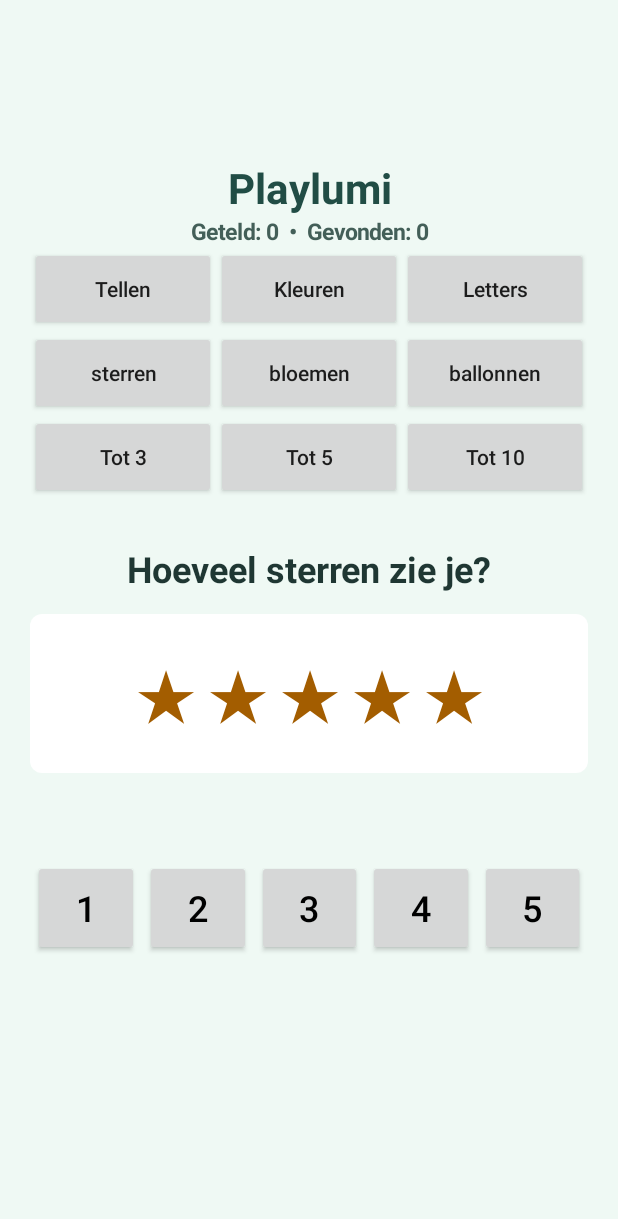
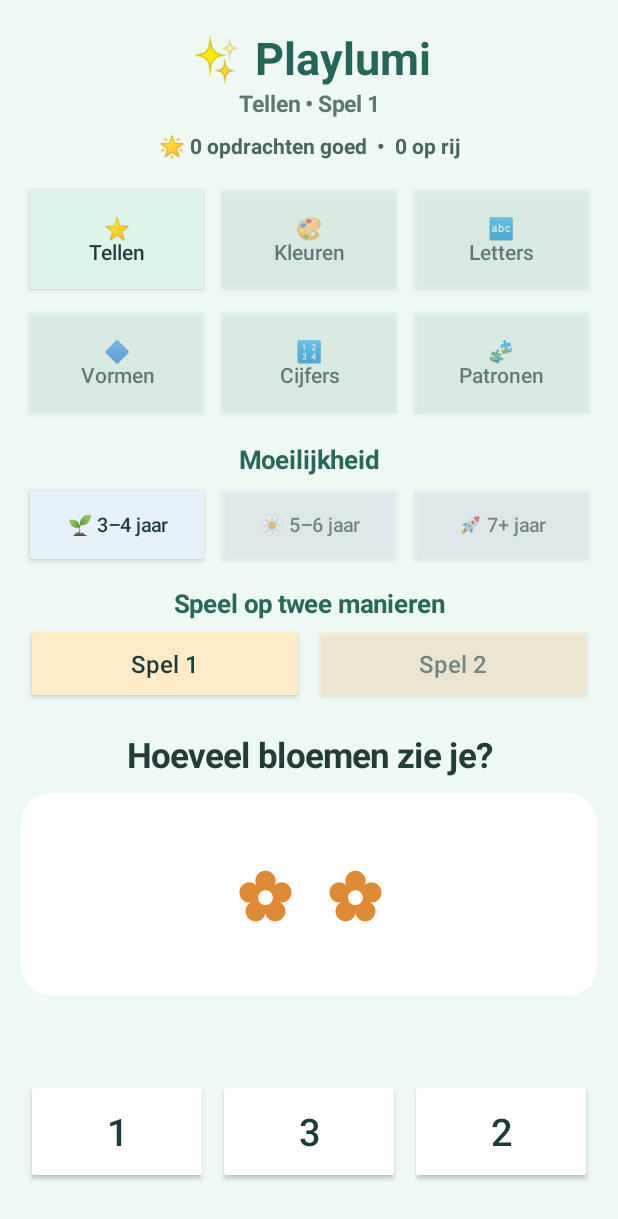
Before and after one commit to ashot978/Playlumi, an Android app: the screen it shows after launch (MainActivity), on a phone screen of 412 x 824 dp. Shown: the top 1219 px of the screen. Run offline under Robolectric (Android 15) with nearby library versions, the phone set to English and light mode, and no system bars.

Commit message:
Build six-game Playlumi interface with age levels and two play styles

```diff
--- a/app/src/main/java/nl/playlumi/app/MainActivity.java
+++ b/app/src/main/java/nl/playlumi/app/MainActivity.java
@@ -8,158 +8,170 @@ import android.graphics.drawable.GradientDrawable;
 import android.view.Gravity;
 import android.view.View;
 import android.widget.Button;
+import android.widget.GridLayout;
 import android.widget.LinearLayout;
 import android.widget.ScrollView;
 import android.widget.TextView;
-import android.widget.GridLayout;
 import java.util.Random;
 
+/** Big tap targets, no time limits, local-only progress, no account or ads. */
 public class MainActivity extends Activity {
-    private CountingGame game;
-    private MatchingGame colors, letters;
-    private LinearLayout root;
-    private LinearLayout worlds, levels;
+    private LearningGame game;
+    private LinearLayout root, gameButtons, levelButtons, variantButtons;
     private GridLayout choices;
-    private TextView prompt, stars, feedback, progress;
+    private TextView prompt, picture, feedback, progress, subtitle;
     private Button next;
-    private int completed;
+    private int completed, streak;
     private String message = "";
-    private int world;
-    private int mode;
-    private int matched;
-    private static final String[] NAMES = {"sterren", "bloemen", "ballonnen"};
-    private static final String[] SYMBOLS = {"★", "✿", "🎈"};
-    private static final String[] COLOR_NAMES = {"rood", "blauw", "groen", "geel"};
-    private static final String[] SHAPES = {"●", "■", "▲", "◆"};
-    private static final int[] COLOR_VALUES = {0xffb52727, 0xff1762a5, 0xff26773d, 0xff936800};
-    private static final String[] UPPER = {"A", "B", "M", "S", "O"};
-    private static final String[] LOWER = {"a", "b", "m", "s", "o"};
 
-    @Override public void onCreate(Bundle state) {
-        super.onCreate(state);
-        game = new CountingGame(new Random());
-        colors = new MatchingGame(new Random(), COLOR_NAMES.length);
-        letters = new MatchingGame(new Random(), UPPER.length);
-        game.setMaximum(getPreferences(MODE_PRIVATE).getInt("maximum", 5));
-        world = getPreferences(MODE_PRIVATE).getInt("world", 0);
-        completed = getPreferences(MODE_PRIVATE).getInt("completed", 0);
-        matched = getPreferences(MODE_PRIVATE).getInt("matched", 0);
-        if (state != null) {
-            game.restore(state.getInt("answer"), state.getBoolean("solved"));
-            colors.restore(state.getInt("color"), state.getBoolean("colorSolved"));
-            letters.restore(state.getInt("letter"), state.getBoolean("letterSolved"));
-            mode = state.getInt("mode");
-            message = state.getString("message", "");
-        }
+    @Override public void onCreate(Bundle saved) {
+        super.onCreate(saved);
+        game = new LearningGame(new Random());
+        completed = getPreferences(MODE_PRIVATE).getInt("completed_all", 0);
+        streak = getPreferences(MODE_PRIVATE).getInt("streak", 0);
+        int mode = getPreferences(MODE_PRIVATE).getInt("game_mode", 0);
+        int variant = getPreferences(MODE_PRIVATE).getInt("game_variant", 0);
+        int level = getPreferences(MODE_PRIVATE).getInt("game_level", 0);
+        if (saved != null) { mode = saved.getInt("mode", mode); variant = saved.getInt("variant", variant); level = saved.getInt("level", level); }
+        game.configure(mode, variant, level);
         buildScreen();
         render();
     }
-
-    @Override protected void onSaveInstanceState(Bundle state) {
-        state.putInt("answer", game.answer());
-        state.putBoolean("solved", game.isSolved());
-        state.putInt("color", colors.answer()); state.putBoolean("colorSolved", colors.isSolved());
-        state.putInt("letter", letters.answer()); state.putBoolean("letterSolved", letters.isSolved());
-        state.putInt("mode", mode);
-        state.putString("message", message);
-        super.onSaveInstanceState(state);
+    @Override protected void onSaveInstanceState(Bundle out) {
+        out.putInt("mode", game.mode()); out.putInt("variant", game.variant()); out.putInt("level", game.level());
+        super.onSaveInstanceState(out);
     }
-
-    private int dp(int n) { return (int) (n * getResources().getDisplayMetrics().density + 0.5f); }
-    private TextView text(String value, int size, int color) {
-        TextView t = new TextView(this);
-        t.setText(value); t.setTextSize(size); t.setTextColor(color);
-        t.setGravity(Gravity.CENTER); t.setTypeface(Typeface.DEFAULT, Typeface.BOLD);
-        return t;
+    private int dp(int v) { return (int) (v * getResources().getDisplayMetrics().density + 0.5f); }
+    private TextView text(String s, int sp, int color) {
+        TextView v = new TextView(this);
+        v.setText(s); v.setTextSize(sp); v.setTextColor(color); v.setGravity(Gravity.CENTER);
+        v.setTypeface(Typeface.DEFAULT, Typeface.BOLD);
+        return v;
     }
-    private GradientDrawable background(int color, int radius) {
+    private GradientDrawable bg(int color, int radius) {
         GradientDrawable d = new GradientDrawable(); d.setColor(color); d.setCornerRadius(dp(radius)); return d;
+    }
+    private Button button(String label, int color) {
+        Button b = new Button(this); b.setText(label); b.setAllCaps(false); b.setTextSize(16);
+        b.setTextColor(Color.rgb(29, 58, 58)); b.setBackgroundTintList(android.content.res.ColorStateList.valueOf(color));
+        b.setPadding(dp(4), dp(4), dp(4), dp(4)); b.setMinHeight(dp(58));
+        return b;
     }
     private void buildScreen() {
         ScrollView scroll = new ScrollView(this);
         scroll.setFillViewport(true); scroll.setBackgroundColor(Color.rgb(239, 249, 244));
         root = new LinearLayout(this); root.setOrientation(LinearLayout.VERTICAL);
-        root.setPadding(dp(20), dp(24), dp(20), dp(24)); root.setGravity(Gravity.CENTER);
+        root.setPadding(dp(14), dp(18), dp(14), dp(32));
         scroll.addView(root); setContentView(scroll);
-        TextView title = text("Playlumi", 28, Color.rgb(33, 77, 69)); root.addView(title);
-        progress = text("", 15, Color.rgb(67, 95, 88)); root.addView(progress);
-        LinearLayout games = new LinearLayout(this); games.setGravity(Gravity.CENTER); root.addView(games);
-        String[] gameNames = {"Tellen", "Kleuren", "Letters"};
-        for (int i = 0; i < gameNames.length; i++) {
-            final int selected = i;
-            Button b = new Button(this); b.setText(gameNames[i]); b.setAllCaps(false);
-            games.addView(b, new LinearLayout.LayoutParams(0, dp(56), 1));
-            b.setOnClickListener(v -> { mode = selected; message = ""; render(); });
+        TextView title = text("✨ Playlumi", 30, 0xff236558); root.addView(title);
+        subtitle = text("Kies een spelletje", 15, 0xff5b7771); root.addView(subtitle);
+        progress = text("", 14, 0xff4a6660);
+        progress.setPadding(0, dp(8), 0, dp(12)); root.addView(progress);
+        gameButtons = new LinearLayout(this); gameButtons.setOrientation(LinearLayout.VERTICAL); root.addView(gameButtons);
+        for (int row = 0; row < 2; row++) {
+            LinearLayout line = new LinearLayout(this); line.setGravity(Gravity.CENTER); gameButtons.addView(line);
+            for (int col = 0; col < 3; col++) {
+                final int index = row * 3 + col;
+                String[] icons = {"⭐", "🎨", "🔤", "🔷", "🔢", "🧩"};
+                Button b = button(icons[index] + "\n" + LearningGame.GAME_NAMES[index], 0xffdcf4e9);
+                b.setTextSize(14);
+                LinearLayout.LayoutParams p = new LinearLayout.LayoutParams(0, dp(78), 1);
+                p.setMargins(dp(2), dp(2), dp(2), dp(2)); line.addView(b, p);
+                b.setOnClickListener(v -> select(index, 0, game.level()));
+            }
         }
-        worlds = new LinearLayout(this); worlds.setGravity(Gravity.CENTER); root.addView(worlds);
-        for (int i = 0; i < NAMES.length; i++) {
-            final int selected = i;
-            Button b = new Button(this); b.setText(NAMES[i]); b.setAllCaps(false);
-            worlds.addView(b, new LinearLayout.LayoutParams(0, dp(56), 1));
-            b.setOnClickListener(v -> { world = selected; getPreferences(MODE_PRIVATE).edit().putInt("world", world).apply(); game.nextRound(); message = ""; render(); });
+        TextView levelLabel = text("Moeilijkheid", 17, 0xff28685b);
+        levelLabel.setPadding(0, dp(12), 0, dp(3)); root.addView(levelLabel);
+        levelButtons = new LinearLayout(this); root.addView(levelButtons);
+        String[] levelNames = {"🌱 3–4 jaar", "🌼 5–6 jaar", "🚀 7+ jaar"};
+        for (int i = 0; i < 3; i++) {
+            final int chosen = i;
+            Button b = button(levelNames[i], 0xffe6f1fa); b.setTextSize(13);
+            LinearLayout.LayoutParams p = new LinearLayout.LayoutParams(0, dp(58), 1);
+            p.setMargins(dp(2), 0, dp(2), 0); levelButtons.addView(b, p);
+            b.setOnClickListener(v -> select(game.mode(), game.variant(), chosen));
         }
-        levels = new LinearLayout(this); levels.setGravity(Gravity.CENTER); root.addView(levels);
-        for (int limit : new int[]{3, 5, 10}) {
-            Button b = new Button(this); b.setText("Tot " + limit); b.setAllCaps(false);
-            levels.addView(b, new LinearLayout.LayoutParams(0, dp(56), 1));
-            b.setOnClickListener(v -> { game.setMaximum(limit); getPreferences(MODE_PRIVATE).edit().putInt("maximum", limit).apply(); message = ""; render(); });
+        TextView variantLabel = text("Speel op twee manieren", 17, 0xff28685b);
+        variantLabel.setPadding(0, dp(12), 0, dp(2)); root.addView(variantLabel);
+        variantButtons = new LinearLayout(this); root.addView(variantButtons);
+        for (int i = 0; i < 2; i++) {
+            final int chosen = i;
+            Button b = button(i == 0 ? "Spel 1" : "Spel 2", 0xffffebc6);
+            LinearLayout.LayoutParams p = new LinearLayout.LayoutParams(0, dp(54), 1);
+            p.setMargins(dp(3), 0, dp(3), 0); variantButtons.addView(b, p);
+            b.setOnClickListener(v -> select(game.mode(), chosen, game.level()));
         }
-        prompt = text("", 24, Color.rgb(31, 55, 51));
-        LinearLayout.LayoutParams promptParams = new LinearLayout.LayoutParams(-1, -2); promptParams.setMargins(0, dp(30), 0, dp(14)); root.addView(prompt, promptParams);
-        stars = text("", 42, Color.rgb(163, 93, 0)); stars.setPadding(dp(12), dp(24), dp(12), dp(24));
-        stars.setBackground(background(Color.WHITE, 8)); root.addView(stars, new LinearLayout.LayoutParams(-1, -2));
-        feedback = text("", 19, Color.rgb(42, 91, 70)); feedback.setMinHeight(dp(58)); root.addView(feedback);
-        choices = new GridLayout(this); choices.setColumnCount(5); choices.setAlignmentMode(GridLayout.ALIGN_BOUNDS); root.addView(choices, new LinearLayout.LayoutParams(-1, -2));
-        for (int i = 1; i <= 10; i++) {
-            final int number = i; Button b = new Button(this); b.setText(String.valueOf(i)); b.setTextSize(24); b.setAllCaps(false);
-            b.setContentDescription("Antwoord " + i); b.setMinWidth(0); b.setMinimumWidth(0); b.setPadding(0, 0, 0, 0);
-            GridLayout.LayoutParams p = new GridLayout.LayoutParams(); p.width = 0; p.height = dp(64); p.columnSpec = GridLayout.spec(GridLayout.UNDEFINED, 1f); p.setMargins(dp(2), 0, dp(2), 0); choices.addView(b, p);
-            b.setOnClickListener(v -> choose(number));
+        prompt = text("", 23, 0xff223d38);
+        LinearLayout.LayoutParams pp = new LinearLayout.LayoutParams(-1, -2);
+        pp.setMargins(0, dp(18), 0, dp(10)); root.addView(prompt, pp);
+        picture = text("", 45, 0xffbd7135); picture.setMinHeight(dp(135));
+        picture.setPadding(dp(8), dp(18), dp(8), dp(18)); picture.setBackground(bg(Color.WHITE, 20));
+        root.addView(picture, new LinearLayout.LayoutParams(-1, -2));
+        feedback = text("", 18, 0xff237254); feedback.setMinHeight(dp(52)); root.addView(feedback);
+        choices = new GridLayout(this); choices.setColumnCount(3);
+        choices.setAlignmentMode(GridLayout.ALIGN_BOUNDS);
+        root.addView(choices, new LinearLayout.LayoutParams(-1, -2));
+        next = button("🌟 Volgende vraag", 0xffffd987); next.setTextSize(20);
+        LinearLayout.LayoutParams np = new LinearLayout.LayoutParams(-1, dp(65));
+        np.setMargins(0, dp(14), 0, 0); root.addView(next, np);
+        next.setOnClickListener(v -> { game.nextRound(); message = ""; render(); });
+    }
+    private void select(int mode, int variant, int level) {
+        game.configure(mode, variant, level); message = ""; streak = 0;
+        getPreferences(MODE_PRIVATE).edit().putInt("game_mode", mode)
+                .putInt("game_variant", variant).putInt("game_level", level).putInt("streak", streak).apply();
+        render();
+    }
+    private void choose(int index) {
+        if (game.round().isSolved()) return;
+        if (game.round().choose(index)) {
+            completed++; streak++;
+            getPreferences(MODE_PRIVATE).edit().putInt("completed_all", completed).putInt("streak", streak).apply();
+            message = streak > 1 && streak % 5 == 0 ? "🎉 Super! " + streak + " goed achter elkaar!" : "⭐ Goed gedaan!";
+        } else {
+            streak = 0; getPreferences(MODE_PRIVATE).edit().putInt("streak", streak).apply();
+            message = "Bijna! Probeer nog eens 💛";
         }
-        next = new Button(this); next.setText("Nog een keer"); next.setTextSize(20); next.setAllCaps(false);
-        LinearLayout.LayoutParams np = new LinearLayout.LayoutParams(-1, dp(64)); np.setMargins(0, dp(16), 0, 0); root.addView(next, np);
-        next.setOnClickListener(v -> { if (mode == 0) game.nextRound(); else if (mode == 1) colors.nextRound(); else letters.nextRound(); message = ""; render(); });
-    }
-    private void choose(int number) {
-        boolean solved = mode == 0 ? game.isSolved() : mode == 1 ? colors.isSolved() : letters.isSolved();
-        if (solved) return;
-        boolean correct = mode == 0 ? game.choose(number) : mode == 1 ? colors.choose(number - 1) : letters.choose(number - 1);
-        if (correct) {
-            if (mode == 0) { completed++; getPreferences(MODE_PRIVATE).edit().putInt("completed", completed).apply(); }
-            else { matched++; getPreferences(MODE_PRIVATE).edit().putInt("matched", matched).apply(); }
-            message = "✓ Goed gedaan!";
-        } else message = "Probeer het nog eens.";
-        render(); feedback.announceForAccessibility(message);
+        render();
+        feedback.announceForAccessibility(message);
     }
     private void render() {
-        worlds.setVisibility(mode == 0 ? View.VISIBLE : View.GONE);
-        levels.setVisibility(mode == 0 ? View.VISIBLE : View.GONE);
-        int count = mode == 0 ? game.maximum() : mode == 1 ? COLOR_NAMES.length : LOWER.length;
-        boolean solved = mode == 0 ? game.isSolved() : mode == 1 ? colors.isSolved() : letters.isSolved();
-        stars.setTextColor(mode == 1 ? COLOR_VALUES[colors.answer()] : Color.rgb(163, 93, 0));
-        if (mode == 0) {
-            StringBuilder display = new StringBuilder();
-            for (int i = 0; i < game.answer(); i++) { if (i > 0) display.append(i % 5 == 0 ? '\n' : ' '); display.append(SYMBOLS[world]); }
-            prompt.setText("Hoeveel " + NAMES[world] + " zie je?");
-            stars.setText(display.toString()); stars.setContentDescription(game.answer() + " " + NAMES[world]);
-        } else if (mode == 1) {
-            prompt.setText("Zoek dezelfde kleur en vorm");
-            stars.setText(SHAPES[colors.answer()]); stars.setContentDescription(COLOR_NAMES[colors.answer()] + " " + SHAPES[colors.answer()]);
-        } else {
-            prompt.setText("Zoek de kleine letter");
-            stars.setText(UPPER[letters.answer()]); stars.setContentDescription("Hoofdletter " + UPPER[letters.answer()]);
-        }
-        progress.setText("Geteld: " + completed + "  •  Gevonden: " + matched);
-        feedback.setText(message);
-        for (int i = 0; i < choices.getChildCount(); i++) {
-            Button b = (Button) choices.getChildAt(i);
-            b.setVisibility(i < count ? View.VISIBLE : View.GONE); b.setEnabled(!solved);
-            if (i < count) {
-                String label = mode == 0 ? String.valueOf(i + 1) : mode == 1 ? SHAPES[i] : LOWER[i];
-                b.setText(label); b.setTextColor(mode == 1 ? COLOR_VALUES[i] : Color.BLACK);
-                b.setContentDescription(mode == 1 ? COLOR_NAMES[i] + " " + SHAPES[i] : "Antwoord " + label);
+        LearningGame.Round round = game.round();
+        subtitle.setText(LearningGame.GAME_NAMES[game.mode()] + " • Spel " + (game.variant() + 1));
+        progress.setText("🌟 " + completed + " opdrachten goed  •  " + streak + " op rij");
+        for (int i = 0; i < gameButtons.getChildCount(); i++) {
+            LinearLayout line = (LinearLayout) gameButtons.getChildAt(i);
+            for (int j = 0; j < line.getChildCount(); j++) {
+                Button b = (Button) line.getChildAt(j);
+                b.setAlpha(i * 3 + j == game.mode() ? 1f : 0.62f);
             }
         }
-        next.setVisibility(solved ? View.VISIBLE : View.INVISIBLE);
+        for (int i = 0; i < levelButtons.getChildCount(); i++)
+            levelButtons.getChildAt(i).setAlpha(i == game.level() ? 1f : 0.55f);
+        for (int i = 0; i < variantButtons.getChildCount(); i++)
+            variantButtons.getChildAt(i).setAlpha(i == game.variant() ? 1f : 0.55f);
+        prompt.setText(round.prompt);
+        picture.setText(round.display); picture.setTextColor(round.displayColor);
+        picture.setContentDescription(round.prompt + ". " + round.display);
+        feedback.setText(message);
+        choices.removeAllViews();
+        for (int i = 0; i < round.answers.size(); i++) {
+            final int selected = i;
+            String value = round.answers.get(i);
+            Button b = button(value, 0xffffffff);
+            b.setTextSize(game.mode() == LearningGame.COLORS || game.mode() == LearningGame.PATTERNS ? 16 : 25);
+            if (game.mode() == LearningGame.COLORS || game.mode() == LearningGame.PATTERNS) {
+                b.setBackgroundTintList(android.content.res.ColorStateList.valueOf(0xfff5f6ff));
+                b.setTextColor(round.answerColors.get(i));
+            }
+            b.setContentDescription("Kies " + value);
+            GridLayout.LayoutParams p = new GridLayout.LayoutParams();
+            p.width = 0; p.height = dp(70); p.columnSpec = GridLayout.spec(GridLayout.UNDEFINED, 1f);
+            p.setMargins(dp(3), dp(3), dp(3), dp(3));
+            choices.addView(b, p);
+            b.setEnabled(!round.isSolved());
+            b.setOnClickListener(v -> choose(selected));
+        }
+        next.setVisibility(round.isSolved() ? View.VISIBLE : View.GONE);
     }
 }
```
